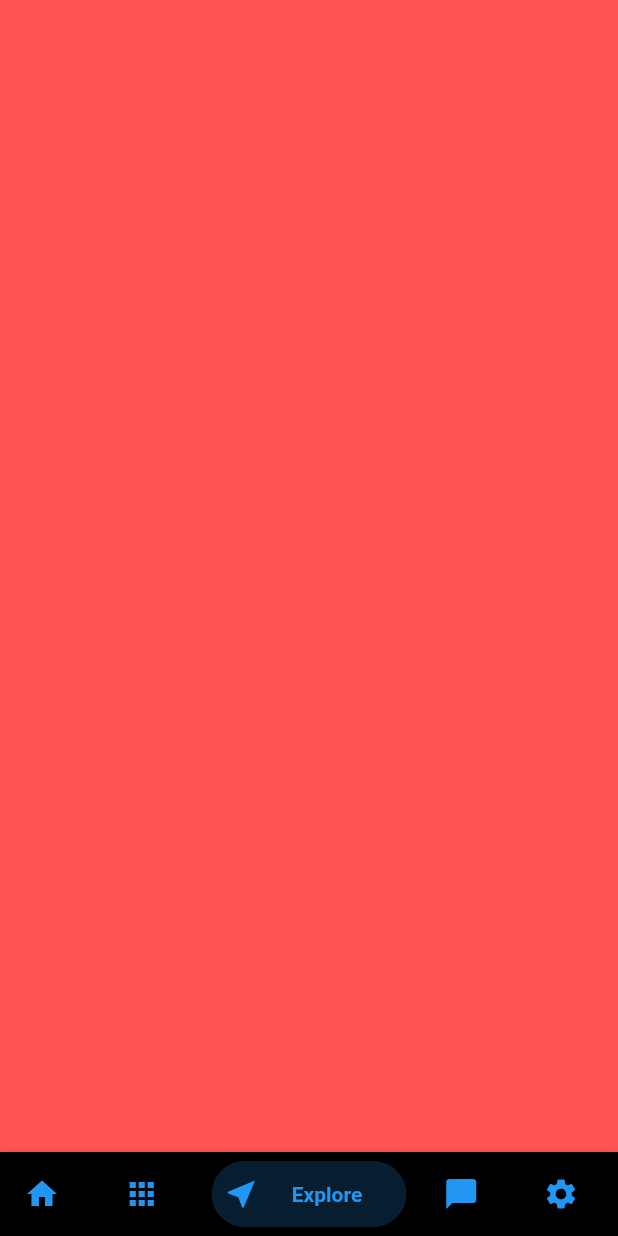
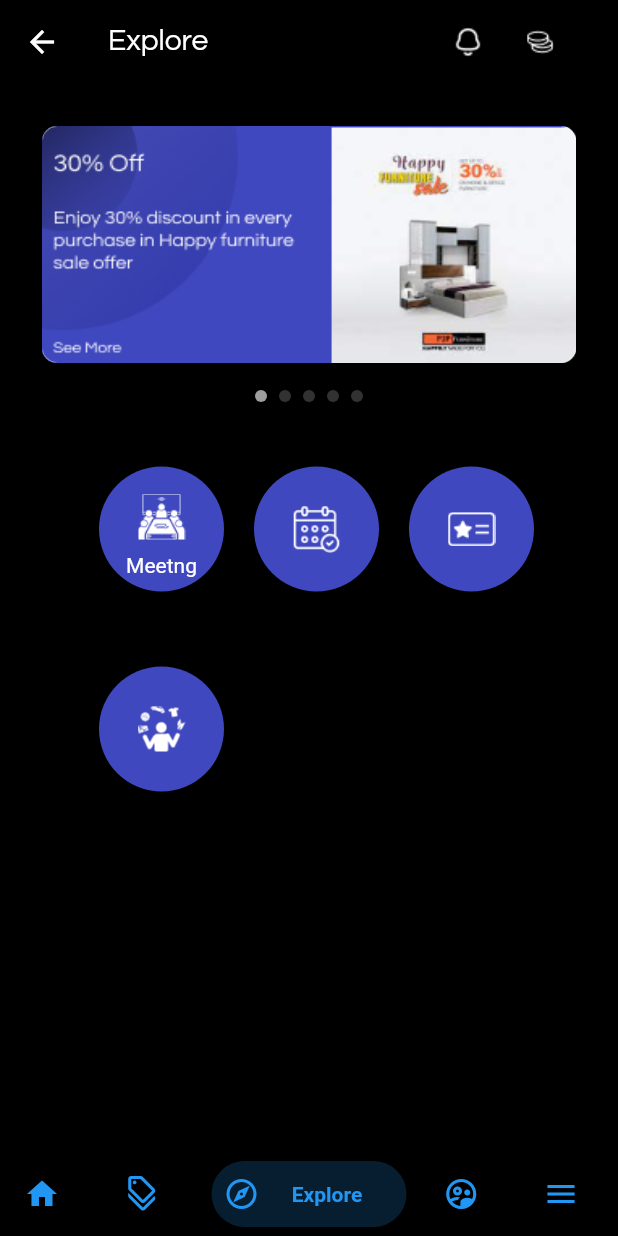
Before and after one commit to SyedMahide/final_ui, a Flutter app: the MainScreen screen opened directly, swiped to page 3, on a phone screen of 412 x 824 dp. Run offline on Flutter 3.47's test engine with Material 2 defaults, Android fonts, the phone set to English and light mode, and no system bars; drawn by our look-alikes of bottom_navy_bar, page_view_indicators; our stand-ins replace flutter_screenutil, pin_code_fields, smooth_page_indicator.

Commit message:
offers and explore page done

```diff
--- /dev/null
+++ b/lib/ui/explore_screen.dart
@@ -0,0 +1,243 @@
+import 'package:final_ui/ui/life_style.dart';
+import 'package:final_ui/ui/main_screen.dart';
+import 'package:flutter/material.dart';
+import 'package:page_view_indicators/circle_page_indicator.dart';
+
+import 'lifeStyle_screen.dart';
+
+class ExploreScreen extends StatefulWidget {
+  @override
+  State<StatefulWidget> createState() {
+    return _ExploreScreenState();
+  }
+}
+
+class _ExploreScreenState extends State<ExploreScreen> {
+  final _slideAddItems = [
+    "assets/ad.png",
+    "assets/ad.png",
+    "assets/ad.png",
+    "assets/ad.png",
+    "assets/ad.png",
+  ];
+
+  final _addPageController = PageController();
+  final _currentAddPageNotifier = ValueNotifier<int>(0);
+
+  @override
+  Widget build(BuildContext context) {
+    return Scaffold(
+      appBar: AppBar(
+        title: const Text("Explore",
+          style: TextStyle(
+              fontFamily: 'Questrial',
+              color: Colors.white,
+              fontSize: 20,
+              fontWeight: FontWeight.w400),),
+        backgroundColor: Colors.black,
+        leading: IconButton(
+          icon: const Icon(Icons.arrow_back_outlined, color: Colors.white),
+          onPressed: () => Navigator.of(context).pop(),
+        ),
+        actions: <Widget>[
+          IconButton(
+            icon: Image.asset('assets/Notification.png'),
+            onPressed: () {
+              // do something
+            },
+          ),
+          Container(
+            margin: EdgeInsets.only(right: 28),
+            child: IconButton(
+              icon: Image.asset('assets/act_group.png'),
+              onPressed: () {
+                // do something
+              },
+            ),
+          )
+        ],
+      ),
+      backgroundColor: Colors.black,
+      body: SafeArea(
+        child: SingleChildScrollView(
+          child: Column(
+            children: [
+              Container(
+                height: 158,
+                margin: const EdgeInsets.only(left: 28, right: 28, top: 28),
+                child: PageView.builder(
+                    itemCount: _slideAddItems.length,
+                    controller: _addPageController,
+                    itemBuilder: (BuildContext context, int index) {
+                      return addSlider(index);
+                    },
+                    onPageChanged: (int index) {
+                      _currentAddPageNotifier.value = index;
+                    }),
+              ),
+              const SizedBox(
+                height: 10,
+              ),
+              Row(
+                mainAxisAlignment: MainAxisAlignment.center,
+                children: [
+                  Container(
+                    child: Padding(
+                      padding: const EdgeInsets.all(8.0),
+                      child: CirclePageIndicator(
+                        itemCount: _slideAddItems.length,
+                        currentPageNotifier: _currentAddPageNotifier,
+                      ),
+                    ),
+                  ),
+                ],
+              ),
+              Container(
+                height: 300,
+                width: 300,
+                child: Padding(
+                  padding: const EdgeInsets.only(top: 30),
+                  child: GridView(
+                    // ignore: sort_child_properties_last
+                    children: [
+                      InkWell(
+                        onTap: () {
+                          //Navigator.push(context, MaterialPageRoute(builder: (context)=>HomePage()));
+                        },
+                        child: Container(
+                          margin: EdgeInsets.only(left: 10),
+                          decoration: const BoxDecoration(
+                            shape: BoxShape.circle,
+                            color: Color(0xff4048BF),
+                          ),
+                          child: Column(
+                            mainAxisAlignment: MainAxisAlignment.center,
+                            children: [
+                              Container(
+                                child: IconButton(
+                                  icon: Image.asset("assets/meeting.png"),
+                                  onPressed: () {
+                                    // Navigator.push(
+                                    //   context,
+                                    //   MaterialPageRoute(builder: (context) => OfferScreen()),
+                                    // );
+                                  },
+                                ),
+                              ),
+                              Container(
+                                child: const Text(
+                                  "Meetng",
+                                  style: TextStyle(color: Colors.white),
+                                ),
+                              )
+                            ],
+                          ),
+                        ),
+                      ),
+                      InkWell(
+                        onTap: () {
+                          //Navigator.push(context, MaterialPageRoute(builder: (context)=>HomePage()));
+                        },
+                        child: Container(
+                          margin: EdgeInsets.only(left: 10),
+                          decoration: const BoxDecoration(
+                            shape: BoxShape.circle,
+                            color: Color(0xff4048BF),
+                          ),
+                          child: Column(
+                            mainAxisAlignment: MainAxisAlignment.center,
+                            children: [
+                              Container(
+                                child: IconButton(
+                                  icon: Image.asset("assets/events.png"),
+                                  onPressed: () {
+                                    // Navigator.push(
+                                    //   context,
+                                    //   MaterialPageRoute(builder: (context) => OfferScreen()),
+                                    // );
+                                  },
+                                ),
+                              ),
+                            ],
+                          ),
+                        ),
+                      ),
+                      InkWell(
+                        onTap: () {
+                          //Navigator.push(context, MaterialPageRoute(builder: (context)=>HomePage()));
+                        },
+                        child: Container(
+                          margin: EdgeInsets.only(left: 10),
+                          decoration: const BoxDecoration(
+                            shape: BoxShape.circle,
+                            color: Color(0xff4048BF),
+                          ),
+                          child: Column(
+                            mainAxisAlignment: MainAxisAlignment.center,
+                            children: [
+                              Container(
+                                child: IconButton(
+                                  icon: Image.asset("assets/card.png"),
+                                  onPressed: () {
+                                    // Navigator.push(
+                                    //   context,
+                                    //   MaterialPageRoute(builder: (context) => OfferScreen()),
+                                    // );
+                                  },
+                                ),
+                              ),
+                            ],
+                          ),
+                        ),
+                      ),
+                      InkWell(
+                        onTap: () {
+                          Navigator.push(context, MaterialPageRoute(builder: (context)=>LifeStylePage()));
+                        },
+                        child: Container(
+                          margin: EdgeInsets.only(left: 10),
+                          decoration: const BoxDecoration(
+                            shape: BoxShape.circle,
+                            color: Color(0xff4048BF),
+                          ),
+                          child: Column(
+                            mainAxisAlignment: MainAxisAlignment.center,
+                            children: [
+                              Container(
+                                child: IconButton(
+                                  icon: Image.asset("assets/life.png"),
+                                  onPressed: () {
+                                  },
+                                ),
+                              ),
+                            ],
+                          ),
+                        ),
+                      ),
+                    ],
+                    gridDelegate:
+                        const SliverGridDelegateWithFixedCrossAxisCount(
+                            crossAxisCount: 3,
+                            mainAxisSpacing: 40,
+                            crossAxisSpacing: 10),
+                  ),
+                ),
+              ),
+            ],
+          ),
+        ),
+      ),
+    );
+  }
+
+  Widget addSlider(int index) {
+    return Container(
+      decoration: BoxDecoration(
+        borderRadius: BorderRadius.circular(10),
+        color: Colors.white,
+      ),
+      child: Image.asset(_slideAddItems[index],
+          height: double.infinity, width: double.infinity, fit: BoxFit.fill),
+    );
+  }
+}
--- a/lib/ui/home_screen.dart
+++ b/lib/ui/home_screen.dart
@@ -95,7 +95,9 @@ class _HomeScreenState extends State<HomeScreen> {
                       alignment: Alignment.topRight,
                       child: IconButton(
                         icon: Image.asset("assets/Notification.png"),
-                        onPressed: () {},
+                        onPressed: () {
+
+                        },
                       ),
                     ),
                     IconButton(
--- a/lib/ui/main_screen.dart
+++ b/lib/ui/main_screen.dart
@@ -2,7 +2,10 @@ import 'package:bottom_navy_bar/bottom_navy_bar.dart';
 import 'package:final_ui/ui/lifeStyle_screen.dart';
 import 'package:flutter/material.dart';
 
+import 'explore_screen.dart';
 import 'home_screen.dart';
+import 'life_style.dart';
+import 'offers_screen.dart';
 
 class MainScreen extends StatefulWidget {
   const MainScreen({Key? key}) : super(key: key);
@@ -38,10 +41,9 @@ class _MainScreenState extends State<MainScreen> {
           },
           children: <Widget>[
             HomeScreen(),
-            LifeStyleScreen(),
-            Container(
-              color: Colors.redAccent,
-            ),
+            OffersScreen(),
+           // LifeStylePage(),
+            ExploreScreen(),
             Container(
               color: Colors.green,
             ),
@@ -68,22 +70,22 @@ class _MainScreenState extends State<MainScreen> {
           ),
           BottomNavyBarItem(
             title: Text('Offers'),
-            icon: Icon(Icons.apps),
+            icon: Icon(Icons.discount_outlined),
             textAlign: TextAlign.center,
           ),
           BottomNavyBarItem(
             title: Text('Explore'),
-            icon: Icon(Icons.near_me),
+            icon: Icon(Icons.explore_outlined),
             textAlign: TextAlign.center,
           ),
           BottomNavyBarItem(
             title: Text('Meetings'),
-            icon: Icon(Icons.chat_bubble),
+            icon: Icon(Icons.supervised_user_circle_outlined),
             textAlign: TextAlign.center,
           ),
           BottomNavyBarItem(
             title: Text('Settings'),
-            icon: Icon(Icons.settings),
+            icon: Icon(Icons.menu_outlined),
             textAlign: TextAlign.center,
           ),
         ],
--- a/pubspec.yaml
+++ b/pubspec.yaml
@@ -72,6 +72,11 @@ flutter:
     - assets/loading.png
     - assets/slider_img.png
     - assets/slider_img_two.png
+    - assets/top_offers.png
+    - assets/meeting.png
+    - assets/events.png
+    - assets/card.png
+    - assets/life.png
 
 
 
```
Also changed, not shown: lib/ui/life_style.dart (+4 -4 lines), lib/ui/offers_screen.dart (added, +258 -0 lines), lib/ui/otp_pin.dart (+5 -3 lines), assets/card.png (added), assets/events.png (added), assets/life.png (added), assets/meeting.png (added), assets/top_offers.png (added).
